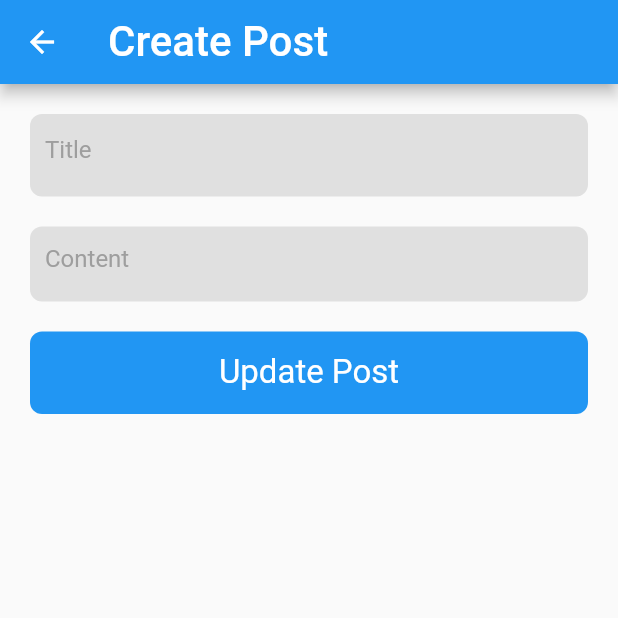
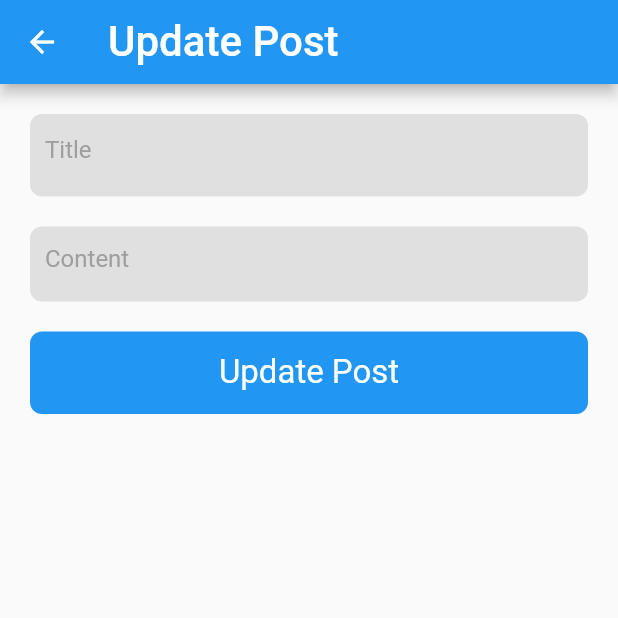
Before and after one commit to ZakariyaFlutDev/pattern_setstate_architecture2, a Flutter app: the UpdatePost screen opened directly with empty values, on a phone screen of 412 x 824 dp, the top half of it. Run offline on Flutter 3.47's test engine with Material 2 defaults, Android fonts, the phone set to English and light mode, and no system bars; our stand-ins replace flutter_slidable; network calls fail.

Commit message:
change update appbar

```diff
--- a/lib/pages/update_post.dart
+++ b/lib/pages/update_post.dart
@@ -58,7 +58,7 @@ class _UpdatePostState extends State<UpdatePost> {
     return Scaffold(
         appBar: AppBar(
           title: Text(
-            "Create Post",
+            "Update Post",
             style: TextStyle(color: Colors.white, fontSize: 28),
           ),
         ),
```
